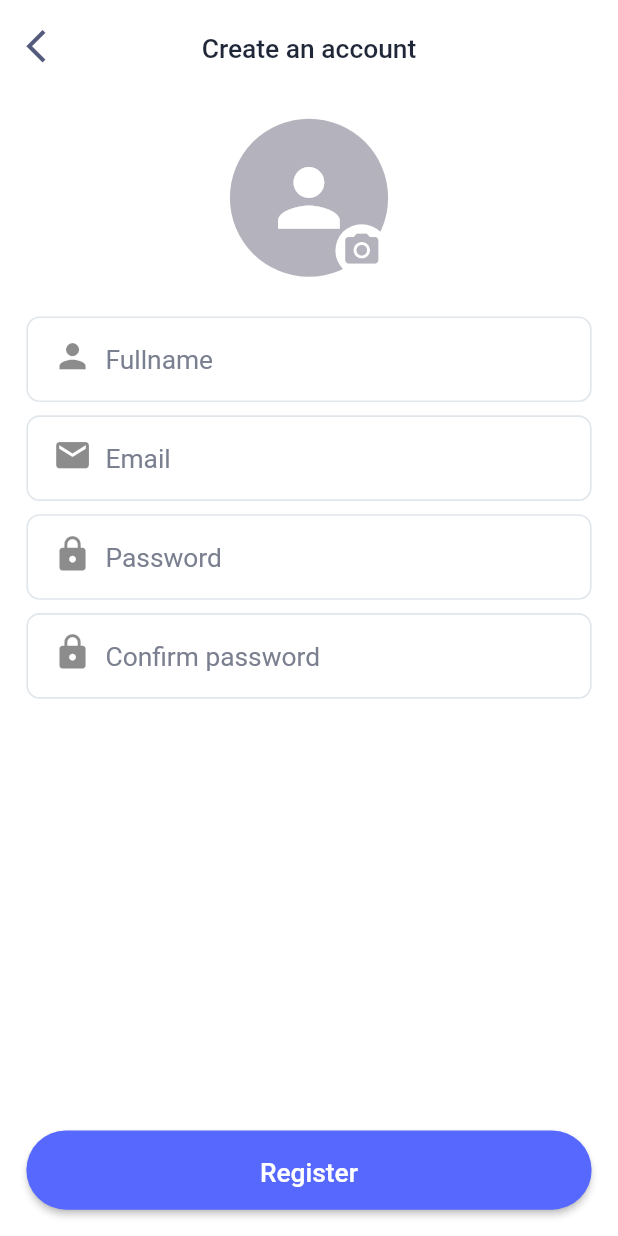
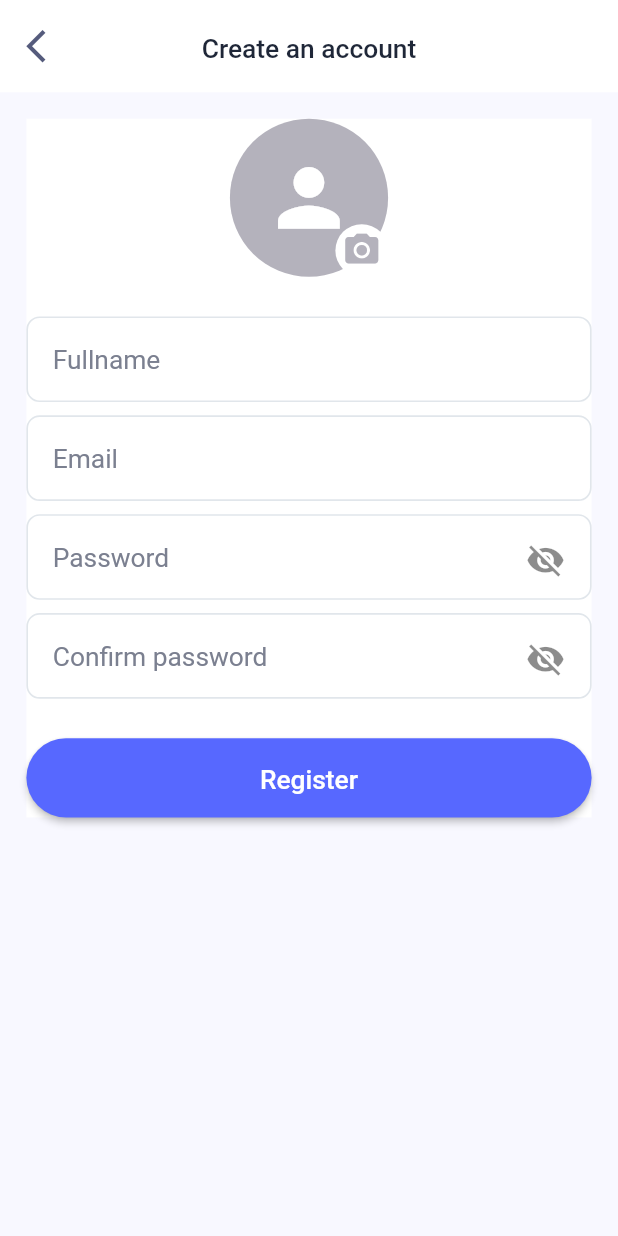
Before and after one commit to anhpt6852/Ohio-Chat-App, a Flutter app: the RegisterPage screen opened by its route, on a phone screen of 412 x 824 dp. Run offline on Flutter 3.47's test engine with Material 2 defaults, Android fonts, the phone set to English and light mode, and no system bars; drawn by our look-alikes of rounded_loading_button; our stand-ins replace cloud_firestore, dartz, dio, easy_localization, equatable, firebase_auth and 12 more; missing offline and left inert: dio_smart_retry, flag; accounts and stored records are empty; Roboto replaces fonts that are missing (SVN-Gilroy).

```diff
--- a/lib/feature/login/presentation/controller/login_controller.dart
+++ b/lib/feature/login/presentation/controller/login_controller.dart
@@ -39,6 +39,8 @@ class LoginController {
   final languageSelector = StateProvider.autoDispose<String>((ref) {
     return 'vi';
   });
+
+  var isObscureText = StateProvider((ref) => true);
 
   final usernameController = TextEditingController();
   final passwordController = TextEditingController();
--- a/lib/feature/register/presentation/controller/register_controller.dart
+++ b/lib/feature/register/presentation/controller/register_controller.dart
@@ -43,6 +43,8 @@ class RegisterController {
 
   var imageUrl = StateProvider((ref) => '');
   var isImageLoading = StateProvider((ref) => false);
+  var isObscureText = StateProvider((ref) => true);
+  var isObscureReText = StateProvider((ref) => true);
 
   registerWithEmailPassword(context,
       {required String name,
@@ -53,6 +55,9 @@ class RegisterController {
       var res = await _firebaseAuth.createUserWithEmailAndPassword(
           email: email.trim(), password: password.trim());
       await res.user?.updateDisplayName(name);
+      if (ref.read(imageUrl.state).state != '') {
+        await res.user?.updatePhotoURL(ref.read(imageUrl.state).state);
+      }
       print(res);
       var firebaseUser = res.user!;
       final QuerySnapshot data = await firebaseFirestore
--- a/lib/feature/register/presentation/register_page.dart
+++ b/lib/feature/register/presentation/register_page.dart
@@ -14,6 +14,8 @@ class RegisterPage extends ConsumerWidget {
 
   final _formKey = GlobalKey<FormState>();
 
+  FocusNode focusPass = FocusNode();
+
   @override
   Widget build(BuildContext context, WidgetRef ref) {
     final controller = ref.watch(registerControllerProvider);
@@ -28,9 +30,10 @@ class RegisterPage extends ConsumerWidget {
             onTap: () => Navigator.pop(context),
             child: const Icon(Icons.arrow_back_ios)));
 
-    final body = Container(
+    final body = SingleChildScrollView(
+        padding: const EdgeInsets.all(16.0),
+        child: Container(
           color: AppColors.ink[0],
-        padding: const EdgeInsets.all(16.0),
           child: Form(
             key: _formKey,
             child: Column(children: [
@@ -87,11 +90,6 @@ class RegisterPage extends ConsumerWidget {
                 height: 52,
                 hintText: tr(LocaleKeys.register_fullname),
                 controller: controller.usernameController,
-              prefixIcon: const Align(
-                  alignment: Alignment.centerLeft,
-                  child: Icon(Icons.person, size: 24)),
-              prefixBoxConstrains:
-                  const BoxConstraints(maxHeight: 24, maxWidth: 32),
                 validator: (str) {
                   if (str == null || str.isEmpty) {
                     return tr(LocaleKeys.error_empty_error);
@@ -104,11 +102,6 @@ class RegisterPage extends ConsumerWidget {
                 height: 52,
                 hintText: tr(LocaleKeys.register_email),
                 controller: controller.emailController,
-              prefixIcon: const Align(
-                  alignment: Alignment.centerLeft,
-                  child: Icon(Icons.email, size: 24)),
-              prefixBoxConstrains:
-                  const BoxConstraints(maxHeight: 24, maxWidth: 32),
                 validator: (str) {
                   if (str == null || str.isEmpty) {
                     return tr(LocaleKeys.error_empty_error);
@@ -121,12 +114,20 @@ class RegisterPage extends ConsumerWidget {
                 height: 52,
                 hintText: tr(LocaleKeys.register_password),
                 controller: controller.passwordController,
-              obscureText: true,
-              prefixIcon: const Align(
+                suffixIcon: GestureDetector(
+                  onTap: () {
+                    ref.read(controller.isObscureText.state).state =
+                        !ref.read(controller.isObscureText.state).state;
+                  },
+                  child: Align(
                       alignment: Alignment.centerLeft,
-                  child: Icon(Icons.lock, size: 24)),
-              prefixBoxConstrains:
-                  const BoxConstraints(maxHeight: 24, maxWidth: 32),
+                      child: ref.watch(controller.isObscureText)
+                          ? const Icon(Icons.visibility_off, size: 24)
+                          : const Icon(Icons.visibility, size: 24)),
+                ),
+                sufflixBoxConstrains:
+                    const BoxConstraints(maxHeight: 16, maxWidth: 24),
+                obscureText: ref.watch(controller.isObscureText),
                 validator: (str) {
                   if (str == null || str.isEmpty) {
                     return tr(LocaleKeys.error_empty_error);
@@ -140,14 +141,23 @@ class RegisterPage extends ConsumerWidget {
               const SizedBox(height: 8),
               CommonTextFormField(
                 height: 52,
+                focusNode: focusPass,
                 hintText: tr(LocaleKeys.register_re_password),
                 controller: controller.rePasswordController,
-              obscureText: true,
-              prefixIcon: const Align(
+                suffixIcon: GestureDetector(
+                  onTap: () {
+                    ref.read(controller.isObscureReText.state).state =
+                        !ref.read(controller.isObscureReText.state).state;
+                  },
+                  child: Align(
                       alignment: Alignment.centerLeft,
-                  child: Icon(Icons.lock, size: 24)),
-              prefixBoxConstrains:
-                  const BoxConstraints(maxHeight: 24, maxWidth: 32),
+                      child: ref.watch(controller.isObscureReText)
+                          ? const Icon(Icons.visibility_off, size: 24)
+                          : const Icon(Icons.visibility, size: 24)),
+                ),
+                sufflixBoxConstrains:
+                    const BoxConstraints(maxHeight: 16, maxWidth: 24),
+                obscureText: ref.watch(controller.isObscureReText),
                 validator: (str) {
                   if (str == null || str.isEmpty) {
                     return tr(LocaleKeys.error_empty_error);
@@ -162,24 +172,8 @@ class RegisterPage extends ConsumerWidget {
                   return null;
                 },
               ),
-          ]),
-        ));
-
-    return GestureDetector(
-      onTap: () => FocusScope.of(context).unfocus(),
-      child: Stack(
-        children: [
-          Scaffold(
-            appBar: appBar,
-            body: body,
-          ),
-          Positioned(
-            bottom: MediaQuery.of(context).viewInsets.bottom,
-            left: 0,
-            right: 0,
-            child: Padding(
-              padding: const EdgeInsets.all(16.0),
-              child: CommonButton(
+              const SizedBox(height: 24),
+              CommonButton(
                 child: Text(
                   tr(LocaleKeys.register_button_label),
                   style: t16M,
@@ -196,9 +190,15 @@ class RegisterPage extends ConsumerWidget {
                 },
                 btnController: controller.buttonController,
               ),
+            ]),
           ),
-          ),
-        ],
+        ));
+
+    return GestureDetector(
+      onTap: () => FocusScope.of(context).unfocus(),
+      child: Scaffold(
+        appBar: appBar,
+        body: body,
       ),
     );
   }
```
Also changed, not shown: lib/feature/login/presentation/widgets/login_form.dart (+14 -1 lines). Lines whose indentation alone changed are shown as unchanged.
